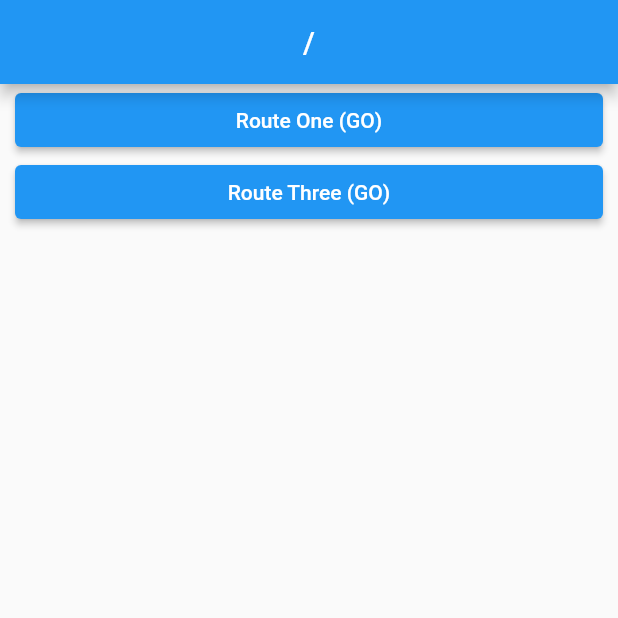
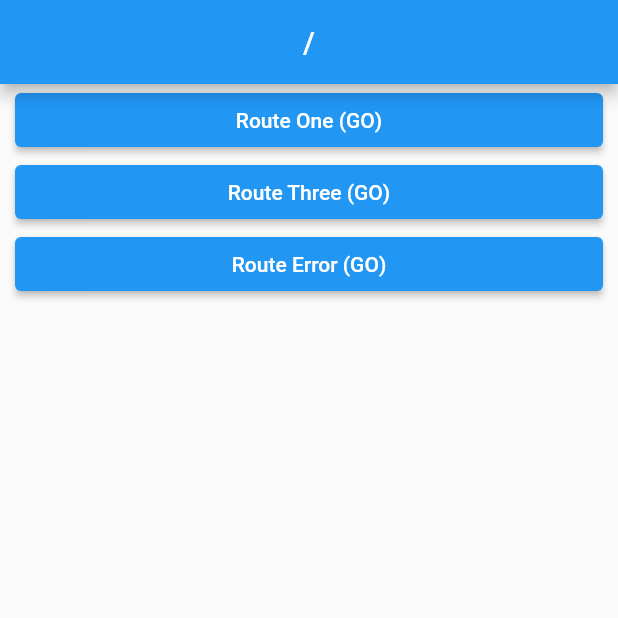
Before and after one commit to gaemi91/go_router_lecture, a Flutter app: the screen it shows after launch, on a phone screen of 412 x 824 dp, the top half of it. Run offline on Flutter 3.47's test engine with Material 2 defaults, Android fonts, the phone set to English and light mode, and no system bars; our stand-ins replace go_router.

Commit message:
ErrorScreen

```diff
--- a/lib/main.dart
+++ b/lib/main.dart
@@ -1,5 +1,6 @@
 import 'package:flutter/material.dart';
 import 'package:go_router/go_router.dart';
+import 'package:go_router_lecture/route/route_error.dart';
 import 'package:go_router_lecture/route/route_home.dart';
 import 'package:go_router_lecture/route/route_one.dart';
 import 'package:go_router_lecture/route/route_three.dart';
@@ -14,6 +15,9 @@ class _App extends StatelessWidget {
 
   GoRouter get _router => GoRouter(
         initialLocation: '/',
+        errorBuilder: (context, state) {
+          return RouteError(error: state.error.toString());
+        },
         routes: [
           GoRoute(
             path: '/',
--- a/lib/route/route_home.dart
+++ b/lib/route/route_home.dart
@@ -24,6 +24,12 @@ class RouteHome extends StatelessWidget {
             },
             child: const Text('Route Three (GO)'),
           ),
+          ElevatedButton(
+            onPressed: () {
+              context.go('/error');
+            },
+            child: const Text('Route Error (GO)'),
+          ),
         ],
       ),
     );
```
Also changed, not shown: lib/route/route_error.dart (added, +26 -0 lines).
